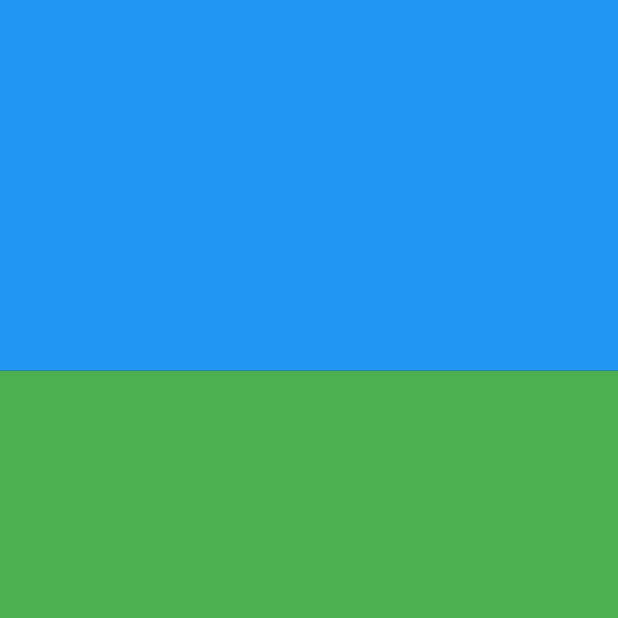
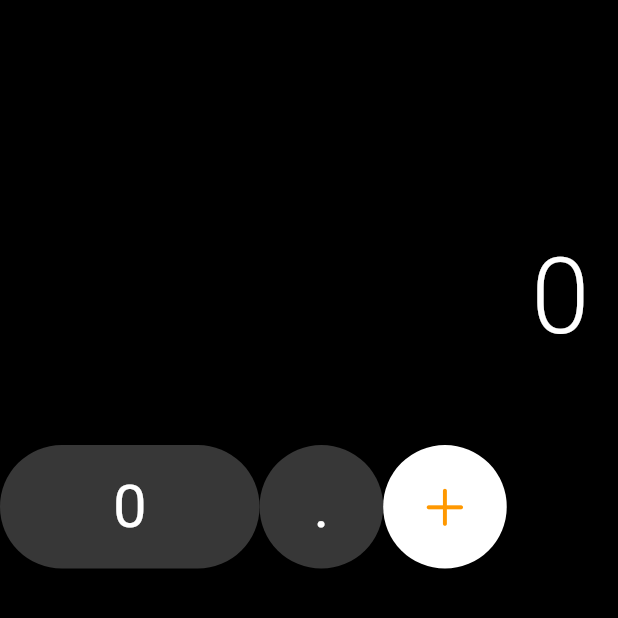
Before and after one commit to WantOscar/flutter_getx_ios_calculator, a Flutter app: the screen it shows after launch, on a phone screen of 412 x 824 dp, the top half of it. Run offline on Flutter 3.47's test engine with Material 2 defaults, Android fonts, the phone set to English and light mode, and no system bars; our stand-ins replace get.

Commit message:
orange button 만드는 중

```diff
--- /dev/null
+++ b/lib/src/components/black_button.dart
@@ -0,0 +1,61 @@
+import 'package:flutter/cupertino.dart';
+import 'package:flutter/material.dart';
+import 'package:flutter_getx_ios_calculator/src/constants/button_color.dart';
+import 'package:flutter_getx_ios_calculator/src/constants/button_size.dart';
+
+enum Type { ROUND, FLAT }
+
+class BlackButton extends StatelessWidget {
+  final void Function()? onPressed;
+  final Type type;
+  final String child;
+  const BlackButton(
+      {super.key,
+      required this.onPressed,
+      required this.type,
+      required this.child});
+
+  @override
+  Widget build(BuildContext context) {
+    switch (type) {
+      case Type.ROUND:
+        return _circle();
+      case Type.FLAT:
+        return _flat();
+    }
+  }
+
+  Widget _circle() {
+    return SizedBox(
+      width: ButtonSize.short,
+      height: ButtonSize.short,
+      child: CupertinoButton(
+        borderRadius: BorderRadius.circular(100),
+        padding: const EdgeInsets.all(16.0),
+        color: ButtonColor.black,
+        onPressed: () {},
+        child: Text(
+          child,
+          style: const TextStyle(color: Colors.white, fontSize: 40),
+        ),
+      ),
+    );
+  }
+
+  Widget _flat() {
+    return SizedBox(
+      width: ButtonSize.long,
+      height: ButtonSize.short,
+      child: CupertinoButton(
+        borderRadius: BorderRadius.circular(100),
+        padding: const EdgeInsets.all(16.0),
+        color: ButtonColor.black,
+        onPressed: () {},
+        child: Text(
+          child,
+          style: const TextStyle(color: Colors.white, fontSize: 40),
+        ),
+      ),
+    );
+  }
+}
--- /dev/null
+++ b/lib/src/components/grey_button.dart
@@ -0,0 +1,26 @@
+import 'package:flutter/cupertino.dart';
+import 'package:flutter/material.dart';
+
+import '../constants/button_color.dart';
+import '../constants/button_size.dart';
+
+class GreyButton extends StatelessWidget {
+  final void Function()? onPressed;
+  final Widget child;
+  const GreyButton({super.key, this.onPressed, required this.child});
+
+  @override
+  Widget build(BuildContext context) {
+    return SizedBox(
+      width: ButtonSize.short,
+      height: ButtonSize.short,
+      child: CupertinoButton(
+        borderRadius: BorderRadius.circular(100),
+        padding: const EdgeInsets.all(16.0),
+        color: ButtonColor.grey,
+        onPressed: onPressed,
+        child: child,
+      ),
+    );
+  }
+}
--- /dev/null
+++ b/lib/src/components/orange_button.dart
@@ -0,0 +1,81 @@
+import 'package:flutter/cupertino.dart';
+import 'package:flutter/material.dart';
+import 'package:flutter/src/widgets/framework.dart';
+import 'package:flutter/src/widgets/placeholder.dart';
+
+import '../constants/button_color.dart';
+import '../constants/button_size.dart';
+
+class OrnageButton extends StatefulWidget {
+  final void Function()? onPressed;
+  final Icon icon;
+  final Icon activeIcon;
+  final bool isClick;
+  const OrnageButton(
+      {super.key,
+      this.onPressed,
+      required this.icon,
+      required this.activeIcon,
+      required this.isClick});
+
+  @override
+  State<OrnageButton> createState() => _OrnageButtonState();
+}
+
+class _OrnageButtonState extends State<OrnageButton> {
+  void _toggle() {
+    setState(() {
+      widget.isClick != widget.isClick;
+    });
+  }
+
+  @override
+  Widget build(BuildContext context) {
+    return Stack(
+      children: [
+        _backward(),
+        _forward(),
+      ],
+    );
+  }
+
+  Widget _forward() {
+    return AnimatedOpacity(
+      opacity: (widget.isClick) ? 1.0 : 0.0,
+      duration: const Duration(seconds: 1),
+      child: SizedBox(
+        width: ButtonSize.short,
+        height: ButtonSize.short,
+        child: CupertinoButton(
+          pressedOpacity: 1.0,
+          borderRadius: BorderRadius.circular(100),
+          padding: const EdgeInsets.all(16.0),
+          color: ButtonColor.orange,
+          onPressed: () {
+            _toggle();
+            widget.onPressed;
+          },
+          child: widget.icon,
+        ),
+      ),
+    );
+  }
+
+  Widget _backward() {
+    return SizedBox(
+      width: ButtonSize.short,
+      height: ButtonSize.short,
+      child: CupertinoButton(
+        pressedOpacity: 1.0,
+        borderRadius: BorderRadius.circular(100),
+        padding: const EdgeInsets.all(16.0),
+        color: ButtonColor.white,
+        onPressed: () {
+          _toggle();
+          widget.onPressed;
+        },
+        child: widget.activeIcon,
+      ),
+    );
+  }
+}
--- /dev/null
+++ b/lib/src/constants/button_color.dart
@@ -0,0 +1,8 @@
+import 'package:flutter/material.dart';
+
+class ButtonColor {
+  static Color get black => const Color.fromARGB(255, 55, 55, 55);
+  static Color get grey => const Color.fromARGB(255, 160, 160, 160);
+  static Color get orange => Colors.orange;
+  static Color get white => Colors.white;
+}
--- /dev/null
+++ b/lib/src/constants/button_size.dart
@@ -0,0 +1,6 @@
+import 'package:get/get.dart';
+
+class ButtonSize {
+  static double get long => Get.size.width * 0.42;
+  static double get short => Get.size.width * 0.2;
+}
--- a/lib/src/ui/app.dart
+++ b/lib/src/ui/app.dart
@@ -1,35 +1,100 @@
+import 'package:flutter/cupertino.dart';
 import 'package:flutter/material.dart';
+import 'package:flutter_getx_ios_calculator/src/components/black_button.dart';
+import 'package:flutter_getx_ios_calculator/src/components/orange_button.dart';
+import 'package:flutter_getx_ios_calculator/src/constants/button_color.dart';
 
 class App extends StatelessWidget {
   const App({super.key});
 
   @override
   Widget build(BuildContext context) {
-    return Scaffold(
-      body: Column(
-        children: [
-          Expanded(
-            flex: 3,
-            child: _result(),
+    return SafeArea(
+      child: GestureDetector(
+        onTap: () => FocusScope.of(context).unfocus(),
+        child: Scaffold(
+          body: Column(
+            children: [
+              Expanded(flex: 3, child: _result()),
+              Expanded(flex: 7, child: _buttons()),
+            ],
           ),
-          Expanded(
-            flex: 7,
-            child: _buttons(),
-          ),
-        ],
+        ),
       ),
     );
   }
 
   Widget _result() {
-    return Container(
-      color: Colors.blue,
+    return const Padding(
+      padding: EdgeInsets.symmetric(vertical: 8.0, horizontal: 16.0),
+      child: Align(
+        alignment: Alignment.bottomRight,
+        child: SelectableText(
+          '0',
+          style: TextStyle(
+              fontSize: 70, fontWeight: FontWeight.w300, color: Colors.white),
+        ),
+      ),
     );
   }
 
   Widget _buttons() {
-    return Container(
-      color: Colors.green,
+    return Column(
+      mainAxisAlignment: MainAxisAlignment.spaceAround,
+      children: [
+        _firstRow(),
+        _secondRow(),
+        _thirdRow(),
+        _fourthRow(),
+        _fifthRow(),
+      ],
     );
   }
+
+  Widget _firstRow() {
+    return Row(
+      children: [
+        BlackButton(
+          onPressed: () {},
+          type: Type.FLAT,
+          child: '0',
+        ),
+        BlackButton(
+          onPressed: () {},
+          type: Type.ROUND,
+          child: '.',
+        ),
+        OrnageButton(
+          isClick: false,
+          onPressed: () {},
+          icon: Icon(
+            CupertinoIcons.add,
+            color: ButtonColor.white,
+            size: 35,
+          ),
+          activeIcon: Icon(
+            CupertinoIcons.add,
+            color: ButtonColor.orange,
+            size: 35,
+          ),
+        ),
+      ],
+    );
+  }
+
+  Widget _secondRow() {
+    return Container();
+  }
+
+  Widget _thirdRow() {
+    return Container();
+  }
+
+  Widget _fourthRow() {
+    return Container();
+  }
+
+  Widget _fifthRow() {
+    return Container();
+  }
 }
--- a/pubspec.yaml
+++ b/pubspec.yaml
@@ -35,6 +35,7 @@
   # The following adds the Cupertino Icons font to your application.
   # Use with the CupertinoIcons class for iOS style icons.
   cupertino_icons: ^1.0.2
+  get: ^4.6.5
 
 dev_dependencies:
   flutter_test:
```
Also changed, not shown: pubspec.lock.
